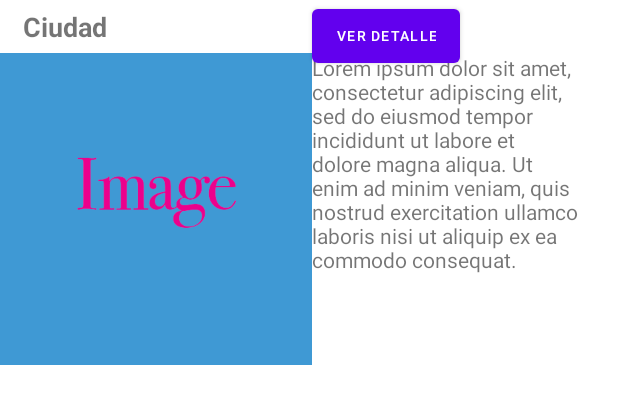
After one commit to alveirobueno/MisionTIC--App--Android, an Android app: the layout activity_item_ok.xml on its own in the app's theme, with its tools: preview values and no code run, on a phone screen of 412 x 824 dp. The commit adds this screen. Shown: the top 404 px of the screen. Run offline under Robolectric (Android 15) with nearby library versions, the phone set to English and light mode, and no system bars.

Commit message:
Avance miercoles Tarde

```diff
--- a/app/build.gradle
+++ b/app/build.gradle
@@ -38,6 +38,7 @@ dependencies {
     implementation 'com.google.android.material:material:1.4.0'
     implementation 'androidx.constraintlayout:constraintlayout:2.1.1'
     implementation 'com.google.android.gms:play-services-maps:18.0.0'
+    implementation("androidx.cardview:cardview:1.0.0")
     testImplementation 'junit:junit:4.+'
     androidTestImplementation 'androidx.test.ext:junit:1.1.3'
     androidTestImplementation 'androidx.test.espresso:espresso-core:3.4.0'
--- /dev/null
+++ b/app/src/main/res/layout/activity_item_ok.xml
@@ -0,0 +1,41 @@
+<?xml version="1.0" encoding="utf-8"?>
+<androidx.constraintlayout.widget.ConstraintLayout xmlns:android="http://schemas.android.com/apk/res/android"
+    android:layout_width="match_parent"
+    android:layout_height="match_parent"
+    xmlns:app="http://schemas.android.com/apk/res-auto">
+
+    <TextView
+        android:id="@+id/titleList"
+        android:layout_width="match_parent"
+        android:layout_height="wrap_content"
+        android:layout_marginHorizontal="10dp"
+        android:padding="5dp"
+        android:text="Ciudad"
+        android:textSize="18sp"
+        android:textStyle="bold"
+        app:layout_constraintTop_toTopOf="parent"/>
+
+    <ImageView
+        android:id="@+id/imageList"
+        android:layout_width="208dp"
+        android:layout_height="208dp"
+        android:src="@drawable/imagelistdraft"
+        app:layout_constraintTop_toBottomOf="@id/titleList"/>
+
+    <TextView
+        android:id="@+id/textList"
+        android:layout_width="184dp"
+        android:layout_height="wrap_content"
+        app:layout_constraintLeft_toRightOf="@id/imageList"
+        app:layout_constraintTop_toBottomOf="@id/titleList"
+        android:text="@string/lorem" />
+
+    <Button
+        android:layout_width="wrap_content"
+        android:layout_height="wrap_content"
+        android:elevation="@dimen/cardview_default_elevation"
+        android:text="Ver detalle"
+        android:textSize="9sp"
+        app:layout_constraintLeft_toRightOf="@id/imageList"/>
+
+</androidx.constraintlayout.widget.ConstraintLayout>
--- a/app/src/main/res/values/strings.xml
+++ b/app/src/main/res/values/strings.xml
@@ -9,4 +9,5 @@
     <string name="tempTunja">Según la clasificación de Köppen, Tunja posee un clima de tipo Csb: templado y frío de alta montaña. La temperatura promedio anual es de 12,7 grados.</string>
     <string name="sites">Sitios recomendados:</string>
     <string name="sitesTunja">El Centro Histórico de Tunja fue declarado Monumento Nacional en 1959, ya que conserva, en sus edificaciones coloniales (palacios, conventos, iglesias y calles inclinadas), valiosos tesoros artísticos, pinturas, esculturas y ornamentos. Tunja es un centro para la práctica deportiva de alto rendimiento, debido a su nivel bajo de contaminación ambiental y su altitud.</string>
+    <string name="lorem">"Lorem ipsum dolor sit amet, consectetur adipiscing elit, sed do eiusmod tempor incididunt ut labore et dolore magna aliqua. Ut enim ad minim veniam, quis nostrud exercitation ullamco laboris nisi ut aliquip ex ea commodo consequat.</string>
 </resources>
```
Also changed, not shown: app/src/main/res/layout/activity_main.xml (+7 -9 lines), app/src/main/res/layout/activity_window1.xml (+36 -47 lines), app/src/main/res/drawable/imagelistdraft.png (added).
